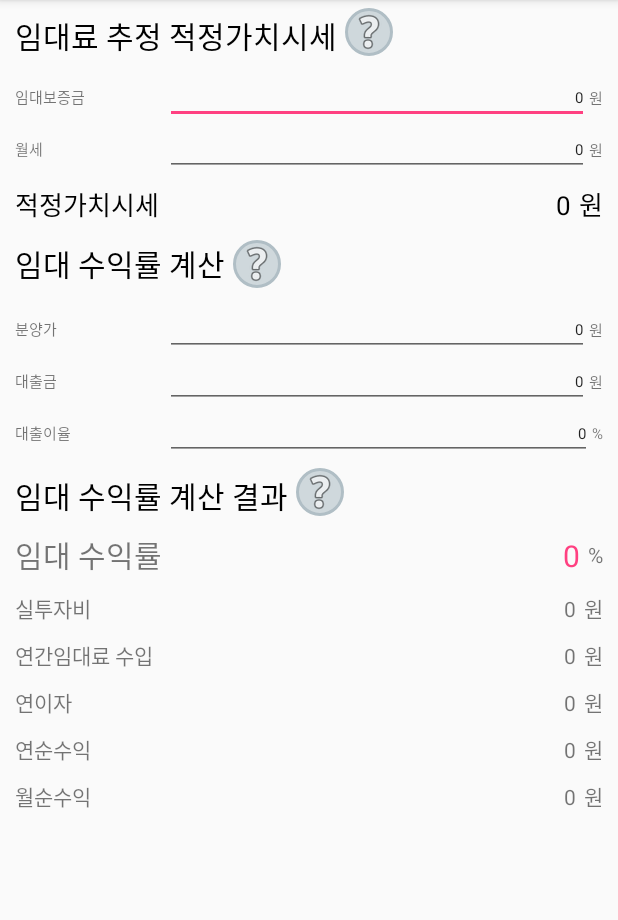
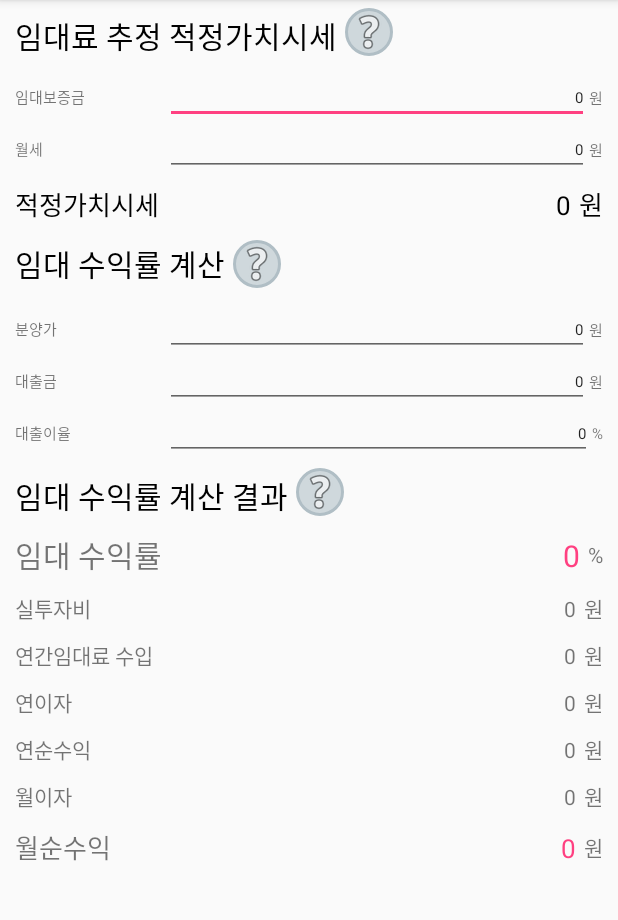
Before and after one commit to kgmhk/earningscalculator, an Android app: the screen it shows after launch (MainActivity), on a phone screen of 412 x 824 dp, the part 84-1004 px from its top. Run offline under Robolectric (Android 15) with nearby library versions, the phone set to English and light mode, and no system bars; our stand-ins replace AdMob; 1 statement that could not run was skipped.

Commit message:
add monthy interest

```diff
--- a/app/src/main/java/com/gkwak/earningscalculator/MainActivity.java
+++ b/app/src/main/java/com/gkwak/earningscalculator/MainActivity.java
@@ -39,7 +39,7 @@ public class MainActivity extends AppCompatActivity {
             loan_price_edit, loan_rate_edit;
     private TextView market_price_edit, rent_rate_edit, yearly_rent_revenu_edit,
             yearly_interest_edit, real_investment_edit, yearly_pure_revenu_edit,
-            monthly_pure_revenu_edit;
+            monthly_pure_revenu_edit, monthly_interest_edit;
     private ImageButton expect_market_price_help_button, cal_rent_revenu_help_button, cal_rent_revenu_result_help_button;
 
     @Override
@@ -70,6 +70,7 @@ public class MainActivity extends AppCompatActivity {
         real_investment_edit = (TextView) findViewById(R.id.real_investment_edit);
         yearly_pure_revenu_edit = (TextView) findViewById(R.id.yearly_pure_revenu_edit);
         monthly_pure_revenu_edit = (TextView) findViewById(R.id.monthly_pure_revenu_edit);
+        monthly_interest_edit = (TextView) findViewById(R.id.monthly_interest_edit);
 
         expect_market_price_help_button = (ImageButton) findViewById(R.id.expect_market_price_help_button);
         cal_rent_revenu_help_button = (ImageButton) findViewById(R.id.cal_rent_revenu_help_button);
@@ -251,7 +252,9 @@ public class MainActivity extends AppCompatActivity {
                 Long yearlyRentRevenu = Long.parseLong(yearly_rent_revenu_edit.getText().toString().replaceAll(",", ""));
                 Long yearlyInterest = Long.parseLong(yearly_interest_edit.getText().toString().replaceAll(",", ""));
                 Long yearlyPureRevenuCalResult = yearlyRentRevenu - yearlyInterest;
+                Long monthlyInterest = yearlyInterest / 12;
 
+                monthly_interest_edit.setText(df.format(monthlyInterest));
                 yearly_pure_revenu_edit.setText(df.format(yearlyPureRevenuCalResult));
             }
         });
--- a/app/src/main/res/layout/activity_main.xml
+++ b/app/src/main/res/layout/activity_main.xml
@@ -488,13 +488,46 @@
                     android:layout_width="match_parent"
                     android:layout_height="match_parent"
                     android:layout_marginBottom="10sp"
+                    android:id="@+id/monthly_interest_layout">
+
+                    <TextView
+                        android:layout_height="wrap_content"
+                        android:text="@string/monthly_interest"
+                        android:elevation="0dp"
+                        android:layout_width="100dp"
+                        android:id="@+id/monthly_interest_text" />
+
+                    <TextView
+                        android:layout_width="wrap_content"
+                        android:layout_height="wrap_content"
+                        android:layout_weight="1"
+                        android:layout_marginRight="5sp"
+                        android:text="0"
+                        android:gravity="right|center_vertical"
+                        android:id="@+id/monthly_interest_edit" />
+
+                    <TextView
+                        android:text="@string/currency"
+                        android:layout_width="wrap_content"
+                        android:layout_height="match_parent"
+                        android:id="@+id/text22"
+                        android:gravity="center" />
+
+                </LinearLayout>
+
+                <LinearLayout
+                    android:orientation="horizontal"
+                    android:layout_width="match_parent"
+                    android:layout_height="match_parent"
+                    android:layout_marginBottom="10sp"
                     android:id="@+id/monthly_pure_revenu_layout">
 
                     <TextView
                         android:layout_height="wrap_content"
                         android:text="@string/monthly_pure_revenu"
                         android:id="@+id/monthly_pure_revenu_text"
-                        android:layout_width="100dp" />
+                        android:layout_width="100dp"
+                        android:textSize="17sp" />
 
                     <TextView
                         android:layout_width="wrap_content"
@@ -503,7 +536,9 @@
                         android:id="@+id/monthly_pure_revenu_edit"
                         android:layout_weight="1"
                         android:text="0"
-                        android:gravity="right|center_vertical" />
+                        android:gravity="right|center_vertical"
+                        android:textColor="@color/colorAccent"
+                        android:textSize="17sp" />
 
                     <TextView
                         android:text="@string/currency"
@@ -520,6 +555,7 @@
     </ScrollView>
 
     <!-- view for AdMob Banner Ad -->
+
     <com.google.android.gms.ads.AdView
         android:id="@+id/adView"
         android:layout_width="wrap_content"
--- a/app/src/main/res/values/strings.xml
+++ b/app/src/main/res/values/strings.xml
@@ -26,6 +26,7 @@
     <string name="yearly_rent_revenu">연간임대료 수입</string>
     <string name="yearly_interest">연이자</string>
     <string name="yearly_pure_revenu">연순수익</string>
+    <string name="monthly_interest">월이자</string>
     <string name="monthly_pure_revenu">월순수익</string>
     <string name="currency">원</string>
     <string name="percent">%</string>
```
